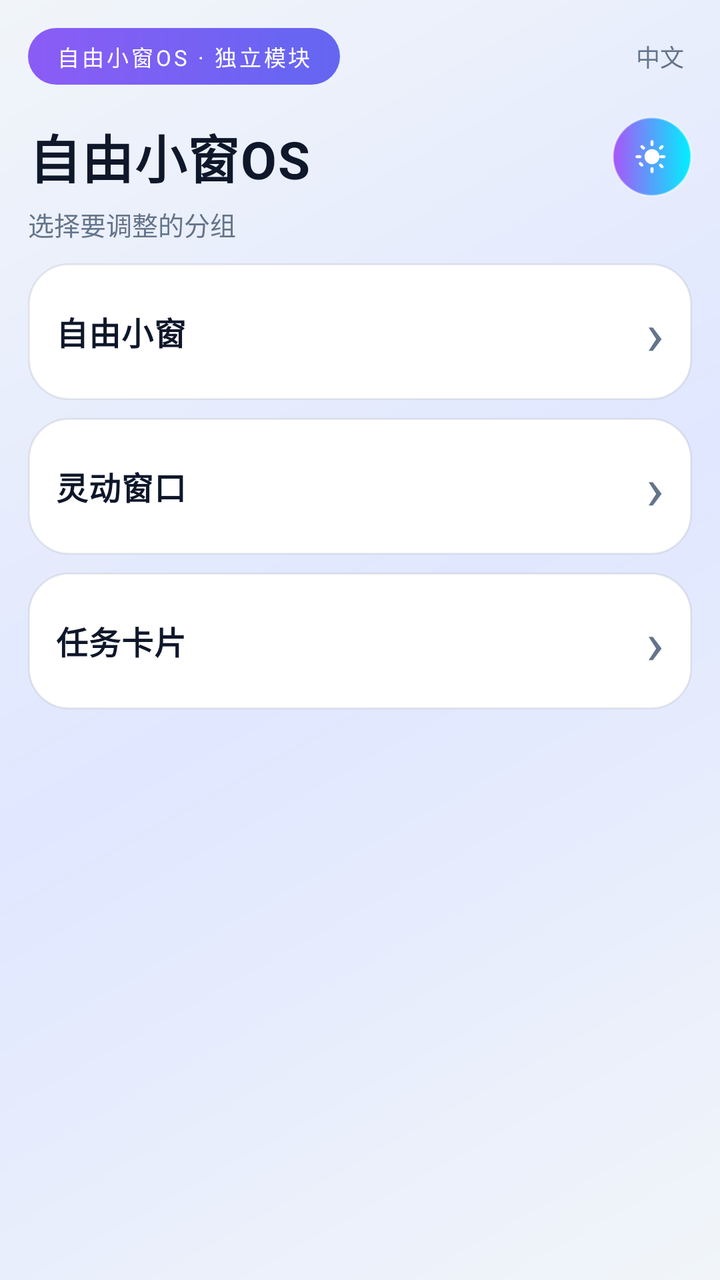
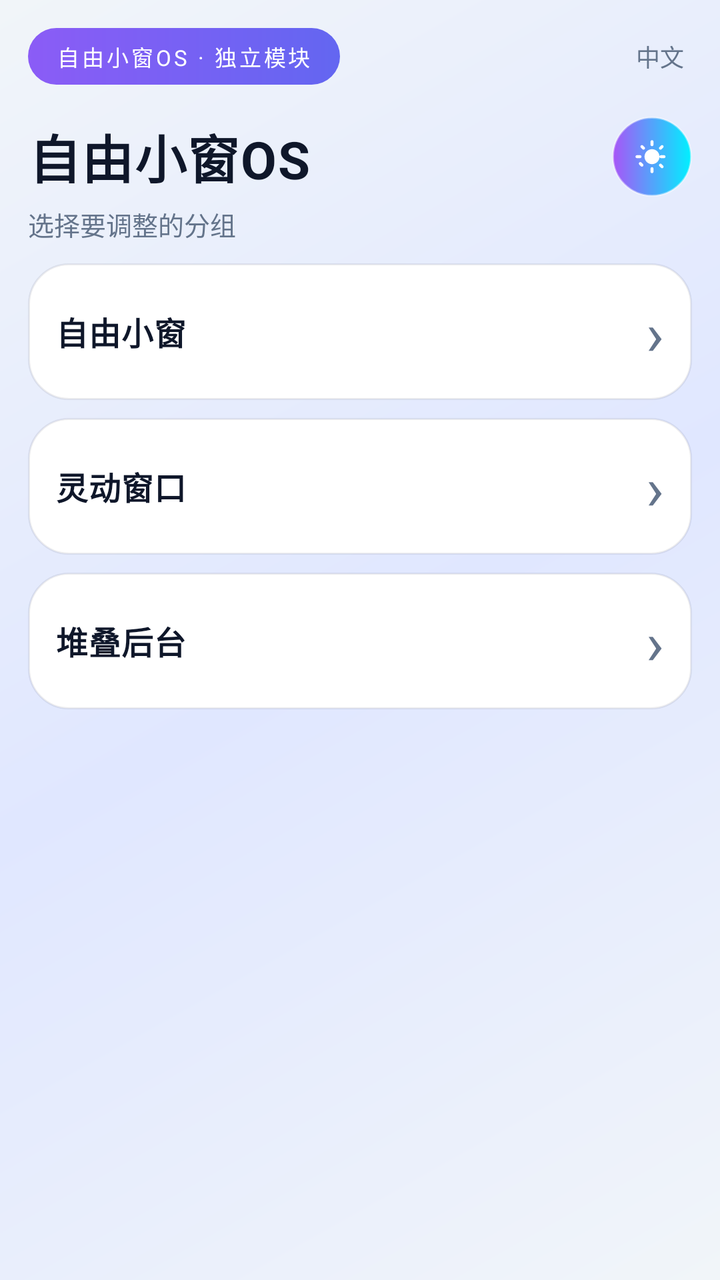

Compare the two renders of this Android layout. The source of the first and the diff that turns it into the second are given below.
<!-- AndroidManifest.xml: activity theme LightTheme -->
<!-- res/layout/activity_settings.xml -->
<?xml version="1.0" encoding="utf-8"?>
<LinearLayout xmlns:android="http://schemas.android.com/apk/res/android"
    android:id="@+id/root"
    android:layout_width="match_parent"
    android:layout_height="match_parent"
    android:background="?attr/fwBackground"
    android:orientation="vertical"
    android:padding="14dp">

    
    <LinearLayout
        android:layout_width="match_parent"
        android:layout_height="wrap_content"
        android:gravity="center_vertical"
        android:orientation="horizontal">

        <TextView
            android:layout_width="wrap_content"
            android:layout_height="wrap_content"
            android:background="?attr/fwPillBackground"
            android:letterSpacing="0.12"
            android:paddingLeft="14dp"
            android:paddingTop="6dp"
            android:paddingRight="14dp"
            android:paddingBottom="6dp"
            android:text="@string/settings_pill"
            android:textColor="@color/text_primary"
            android:textSize="11sp" />

        <Space
            android:layout_width="0dp"
            android:layout_height="1dp"
            android:layout_weight="1" />

        
        <TextView
            android:id="@+id/btn_lang"
            android:layout_width="wrap_content"
            android:layout_height="wrap_content"
            android:layout_marginStart="8dp"
            android:background="?android:attr/selectableItemBackgroundBorderless"
            android:clickable="true"
            android:focusable="true"
            android:gravity="center"
            android:includeFontPadding="false"
            android:padding="4dp"
            android:text="@string/lang_switch_label"
            android:textColor="?attr/fwTextSecondary"
            android:textSize="12sp" />
    </LinearLayout>

    
    <LinearLayout
        android:layout_width="match_parent"
        android:layout_height="wrap_content"
        android:layout_marginTop="16dp"
        android:gravity="center_vertical"
        android:orientation="horizontal">

        <TextView
            android:layout_width="0dp"
            android:layout_height="wrap_content"
            android:layout_weight="1"
            android:letterSpacing="0.02"
            android:text="@string/settings_title"
            android:textColor="?attr/fwTextPrimary"
            android:textSize="26sp"
            android:textStyle="bold" />

        <LinearLayout
            android:id="@+id/btnTheme"
            android:layout_width="40dp"
            android:layout_height="40dp"
            android:layout_marginStart="12dp"
            android:background="@drawable/btn_theme_bg"
            android:clickable="true"
            android:elevation="6dp"
            android:focusable="true"
            android:gravity="center"
            android:orientation="horizontal">

            <ImageView
                android:id="@+id/ivThemeIcon"
                android:layout_width="18dp"
                android:layout_height="18dp"
                android:contentDescription="theme"
                android:src="@drawable/ic_theme_sun" />
        </LinearLayout>
    </LinearLayout>

    
    <TextView
        android:layout_width="wrap_content"
        android:layout_height="wrap_content"
        android:layout_marginTop="4dp"
        android:text="@string/settings_subtitle"
        android:textColor="?attr/fwTextSecondary"
        android:textSize="13sp" />

    
    <ScrollView
        android:id="@+id/scroll"
        android:layout_width="match_parent"
        android:layout_height="0dp"
        android:layout_marginTop="10dp"
        android:layout_weight="1"
        android:clipToPadding="false"
        android:overScrollMode="never"
        android:scrollbars="none">

        <LinearLayout
            android:layout_width="match_parent"
            android:layout_height="wrap_content"
            android:orientation="vertical">

            
            <LinearLayout
                android:id="@+id/header_free_window"
                android:layout_width="match_parent"
                android:layout_height="wrap_content"
                android:background="?attr/fwCardBackground"
                android:clickable="true"
                android:focusable="true"
                android:gravity="center_vertical"
                android:orientation="horizontal"
                android:padding="14dp">

                <TextView
                    android:layout_width="0dp"
                    android:layout_height="wrap_content"
                    android:layout_weight="1"
                    android:letterSpacing="0.02"
                    android:text="@string/group_free_window"
                    android:textColor="?attr/fwTextPrimary"
                    android:textSize="16sp"
                    android:textStyle="bold" />

                <TextView
                    android:id="@+id/arrow_free_window"
                    android:layout_width="wrap_content"
                    android:layout_height="wrap_content"
                    android:layout_marginStart="12dp"
                    android:text="›"
                    android:textColor="?attr/fwTextSecondary"
                    android:textSize="30sp" />
            </LinearLayout>

            <LinearLayout
                android:id="@+id/items_free_window"
                android:layout_width="match_parent"
                android:layout_height="wrap_content"
                android:layout_marginStart="12dp"
                android:orientation="vertical"
                android:visibility="gone">

                <LinearLayout
                    android:layout_width="match_parent"
                    android:layout_height="wrap_content"
                    android:layout_marginTop="9dp"
                    android:background="?attr/fwCardBackground"
                    android:gravity="center_vertical"
                    android:orientation="horizontal"
                    android:padding="14dp">

                    <LinearLayout
                        android:layout_width="0dp"
                        android:layout_height="wrap_content"
                        android:layout_weight="1"
                        android:orientation="vertical">

                        <TextView
                            android:layout_width="wrap_content"
                            android:layout_height="wrap_content"
                            android:text="@string/item_hide_bottom_bar"
                            android:textColor="?attr/fwTextPrimary"
                            android:textSize="14sp"
                            android:textStyle="bold" />


                    </LinearLayout>

                    <Switch
                        android:id="@+id/switch_bottom_bar"
                        android:layout_width="wrap_content"
                        android:layout_height="wrap_content"
                        android:layout_marginStart="16dp" />
                </LinearLayout>

                <LinearLayout
                    android:layout_width="match_parent"
                    android:layout_height="wrap_content"
                    android:layout_marginTop="9dp"
                    android:background="?attr/fwCardBackground"
                    android:gravity="center_vertical"
                    android:orientation="horizontal"
                    android:padding="14dp">

                    <LinearLayout
                        android:layout_width="0dp"
                        android:layout_height="wrap_content"
                        android:layout_weight="1"
                        android:orientation="vertical">

                        <TextView
                            android:layout_width="wrap_content"
                            android:layout_height="wrap_content"
                            android:text="@string/item_hide_three_dot"
                            android:textColor="?attr/fwTextPrimary"
                            android:textSize="14sp"
                            android:textStyle="bold" />


                    </LinearLayout>

                    <Switch
                        android:id="@+id/switch_three_dot"
                        android:layout_width="wrap_content"
                        android:layout_height="wrap_content"
                        android:layout_marginStart="16dp" />
                </LinearLayout>

                <LinearLayout
                    android:layout_width="match_parent"
                    android:layout_height="wrap_content"
                    android:layout_marginTop="9dp"
                    android:background="?attr/fwCardBackground"
                    android:gravity="center_vertical"
                    android:orientation="horizontal"
                    android:padding="14dp">

                    <LinearLayout
                        android:layout_width="0dp"
                        android:layout_height="wrap_content"
                        android:layout_weight="1"
                        android:orientation="vertical">

                        <TextView
                            android:layout_width="wrap_content"
                            android:layout_height="wrap_content"
                            android:text="@string/item_first_drag_dock"
                            android:textColor="?attr/fwTextPrimary"
                            android:textSize="14sp"
                            android:textStyle="bold" />

                        
                    </LinearLayout>

                    <Switch
                        android:id="@+id/switch_first_drag"
                        android:layout_width="wrap_content"
                        android:layout_height="wrap_content"
                        android:layout_marginStart="16dp" />
                </LinearLayout>
            </LinearLayout>

            
            <LinearLayout
                android:id="@+id/header_background"
                android:layout_width="match_parent"
                android:layout_height="wrap_content"
                android:layout_marginTop="9dp"
                android:background="?attr/fwCardBackground"
                android:clickable="true"
                android:focusable="true"
                android:gravity="center_vertical"
                android:orientation="horizontal"
                android:padding="14dp">

                <TextView
                    android:layout_width="0dp"
                    android:layout_height="wrap_content"
                    android:layout_weight="1"
                    android:letterSpacing="0.02"
                    android:text="@string/group_lively"
                    android:textColor="?attr/fwTextPrimary"
                    android:textSize="16sp"
                    android:textStyle="bold" />

                <TextView
                    android:id="@+id/arrow_background"
                    android:layout_width="wrap_content"
                    android:layout_height="wrap_content"
                    android:layout_marginStart="12dp"
                    android:text="›"
                    android:textColor="?attr/fwTextSecondary"
                    android:textSize="30sp" />
            </LinearLayout>

            <LinearLayout
                android:id="@+id/items_background"
                android:layout_width="match_parent"
                android:layout_height="wrap_content"
                android:layout_marginStart="12dp"
                android:orientation="vertical"
                android:visibility="gone">

                <LinearLayout
                    android:layout_width="match_parent"
                    android:layout_height="wrap_content"
                    android:layout_marginTop="9dp"
                    android:background="?attr/fwCardBackground"
                    android:gravity="center_vertical"
                    android:orientation="horizontal"
                    android:padding="14dp">

                    <LinearLayout
                        android:layout_width="0dp"
                        android:layout_height="wrap_content"
                        android:layout_weight="1"
                        android:orientation="vertical">

                        <TextView
                            android:layout_width="wrap_content"
                            android:layout_height="wrap_content"
                            android:text="@string/item_unlock_count"
                            android:textColor="?attr/fwTextPrimary"
                            android:textSize="14sp"
                            android:textStyle="bold" />

                    </LinearLayout>

                    <Switch
                        android:id="@+id/switch_lively_count"
                        android:layout_width="wrap_content"
                        android:layout_height="wrap_content"
                        android:layout_marginStart="16dp" />
                </LinearLayout>

                <LinearLayout
                    android:layout_width="match_parent"
                    android:layout_height="wrap_content"
                    android:layout_marginTop="9dp"
                    android:background="?attr/fwCardBackground"
                    android:orientation="vertical"
                    android:padding="14dp">

                    <LinearLayout
                        android:layout_width="match_parent"
                        android:layout_height="wrap_content"
                        android:gravity="center_vertical"
                        android:orientation="horizontal">

                        <TextView
                            android:layout_width="0dp"
                            android:layout_height="wrap_content"
                            android:layout_weight="1"
                            android:text="@string/item_lively_hours"
                            android:textColor="?attr/fwTextPrimary"
                            android:textSize="14sp"
                            android:textStyle="bold" />

                        <TextView
                            android:id="@+id/tv_lively_value"
                            android:layout_width="wrap_content"
                            android:layout_height="wrap_content"
                            android:layout_marginStart="12dp"
                            android:text="@string/lively_hours_1"
                            android:textColor="@color/accent_1"
                            android:textSize="14sp"
                            android:textStyle="bold" />
                    </LinearLayout>


                    <SeekBar
                        android:id="@+id/seek_lively_hours"
                        android:layout_width="match_parent"
                        android:layout_height="wrap_content"
                        android:layout_marginTop="10dp"
                        android:max="5" />

                </LinearLayout>
            </LinearLayout>

            
            <LinearLayout
                android:id="@+id/header_task_card"
                android:layout_width="match_parent"
                android:layout_height="wrap_content"
                android:layout_marginTop="9dp"
                android:background="?attr/fwCardBackground"
                android:clickable="true"
                android:focusable="true"
                android:gravity="center_vertical"
                android:orientation="horizontal"
                android:padding="14dp">

                <TextView
                    android:layout_width="0dp"
                    android:layout_height="wrap_content"
                    android:layout_weight="1"
                    android:letterSpacing="0.02"
                    android:text="@string/group_task_card"
                    android:textColor="?attr/fwTextPrimary"
                    android:textSize="16sp"
                    android:textStyle="bold" />

                <TextView
                    android:id="@+id/arrow_task_card"
                    android:layout_width="wrap_content"
                    android:layout_height="wrap_content"
                    android:layout_marginStart="12dp"
                    android:text="›"
                    android:textColor="?attr/fwTextSecondary"
                    android:textSize="30sp" />
            </LinearLayout>

            <LinearLayout
                android:id="@+id/items_task_card"
                android:layout_width="match_parent"
                android:layout_height="wrap_content"
                android:layout_marginStart="12dp"
                android:orientation="vertical"
                android:visibility="gone">

                <LinearLayout
                    android:layout_width="match_parent"
                    android:layout_height="wrap_content"
                    android:layout_marginTop="9dp"
                    android:background="?attr/fwCardBackground"
                    android:gravity="center_vertical"
                    android:orientation="horizontal"
                    android:padding="14dp">

                    <LinearLayout
                        android:layout_width="0dp"
                        android:layout_height="wrap_content"
                        android:layout_weight="1"
                        android:orientation="vertical">

                        <TextView
                            android:layout_width="wrap_content"
                            android:layout_height="wrap_content"
                            android:text="@string/item_cover_full"
                            android:textColor="?attr/fwTextPrimary"
                            android:textSize="14sp"
                            android:textStyle="bold" />

                    </LinearLayout>

                    <Switch
                        android:id="@+id/switch_card_cover"
                        android:layout_width="wrap_content"
                        android:layout_height="wrap_content"
                        android:layout_marginStart="16dp" />
                </LinearLayout>

                
                <LinearLayout
                    android:id="@+id/row_app_customize"
                    android:layout_width="match_parent"
                    android:layout_height="wrap_content"
                    android:layout_marginTop="9dp"
                    android:background="?attr/fwCardBackground"
                    android:clickable="true"
                    android:focusable="true"
                    android:gravity="center_vertical"
                    android:orientation="horizontal"
                    android:padding="14dp">

                    <LinearLayout
                        android:layout_width="0dp"
                        android:layout_height="wrap_content"
                        android:layout_weight="1"
                        android:orientation="vertical">

                        <TextView
                            android:layout_width="wrap_content"
                            android:layout_height="wrap_content"
                            android:text="@string/item_app_customize"
                            android:textColor="?attr/fwTextPrimary"
                            android:textSize="14sp"
                            android:textStyle="bold" />

                    </LinearLayout>

                    <TextView
                        android:layout_width="wrap_content"
                        android:layout_height="wrap_content"
                        android:layout_marginStart="12dp"
                        android:text="›"
                        android:textColor="?attr/fwTextSecondary"
                        android:textSize="24sp" />
                </LinearLayout>

            </LinearLayout>

        </LinearLayout>

    </ScrollView>

</LinearLayout>
<!-- resources referenced by this layout -->
<resources>
  <color name="accent_1">#8B5CF6</color>
  <color name="text_primary">#FFFFFF</color>
  <!-- drawable btn_theme_bg (drawable) -->
  <?xml version="1.0" encoding="utf-8"?>
  <ripple xmlns:android="http://schemas.android.com/apk/res/android"
      android:color="#33FFFFFF">
      <item>
          <shape android:shape="oval">
              <gradient
                  android:angle="0"
                  android:startColor="#A855F7"
                  android:endColor="#00F0FF"
                  android:type="linear" />
              <stroke
                  android:width="1dp"
                  android:color="#66FFFFFF" />
          </shape>
      </item>
  </ripple>
  <string name="group_free_window">自由小窗</string>
  <string name="group_lively">灵动窗口</string>
  <string name="group_task_card">任务卡片</string>
  <string name="item_app_customize">应用自定义</string>
  <string name="item_cover_full">封面铺满</string>
  <string name="item_first_drag_dock">首次拖动直达坞窗</string>
  <string name="item_hide_bottom_bar">隐藏窗口白条</string>
  <string name="item_hide_three_dot">隐藏三点菜单栏</string>
  <string name="item_lively_hours">后台运行时长</string>
  <string name="item_unlock_count">解除数量限制</string>
  <string name="lang_switch_label">中文</string>
  <string name="lively_hours_1">1 小时</string>
  <string name="settings_pill">自由小窗OS · 独立模块</string>
  <string name="settings_subtitle">选择要调整的分组</string>
  <string name="settings_title">自由小窗OS</string>
  <!-- drawable bg_gradient_light (drawable) -->
  <?xml version="1.0" encoding="utf-8"?>
  <shape xmlns:android="http://schemas.android.com/apk/res/android"
      android:shape="rectangle">
      <gradient
          android:angle="135"
          android:startColor="@color/light_bg_start"
          android:centerColor="@color/light_bg_mid"
          android:endColor="@color/light_bg_end"
          android:type="linear" />
  </shape>
  <color name="light_bg_start">#F1F5F9</color>
  <!-- drawable bg_card_light (drawable) -->
  <?xml version="1.0" encoding="utf-8"?>
  <shape xmlns:android="http://schemas.android.com/apk/res/android"
      android:shape="rectangle">
      <solid android:color="@color/light_card" />
      <corners android:radius="20dp" />
      <stroke
          android:width="1dp"
          android:color="@color/light_card_stroke" />
  </shape>
  <!-- drawable bg_pill (drawable) -->
  <?xml version="1.0" encoding="utf-8"?>
  <shape xmlns:android="http://schemas.android.com/apk/res/android"
      android:shape="rectangle">
      <gradient
          android:angle="0"
          android:startColor="@color/accent_1"
          android:endColor="@color/accent_2"
          android:type="linear" />
      <corners android:radius="999dp" />
  </shape>
  <color name="light_text_primary">#0F172A</color>
  <color name="light_text_secondary">#64748B</color>
  <color name="light_text_hint">#94A3B8</color>
  <!-- drawable bg_theme_chip_light (drawable) -->
  <?xml version="1.0" encoding="utf-8"?>
  <shape xmlns:android="http://schemas.android.com/apk/res/android"
      android:shape="rectangle">
      <solid android:color="#1A4F46E5" />
      <stroke
          android:width="1dp"
          android:color="#886366F1" />
      <corners android:radius="999dp" />
  </shape>
  <color name="light_bg_mid">#E0E7FF</color>
  <color name="light_bg_end">#F1F5F9</color>
  <color name="light_card">#FFFFFFFF</color>
  <color name="light_card_stroke">#140F172A</color>
  <color name="accent_2">#6366F1</color>
  <!-- unchanged entries left out for length: 2 -->
</resources>

<!-- the commit's change to res/layout/activity_settings.xml (unified diff, before → after) -->
@@ -219,38 +219,6 @@
                         android:layout_marginStart="16dp" />
                 </LinearLayout>
 
-                <LinearLayout
-                    android:layout_width="match_parent"
-                    android:layout_height="wrap_content"
-                    android:layout_marginTop="9dp"
-                    android:background="?attr/fwCardBackground"
-                    android:gravity="center_vertical"
-                    android:orientation="horizontal"
-                    android:padding="14dp">
-
-                    <LinearLayout
-                        android:layout_width="0dp"
-                        android:layout_height="wrap_content"
-                        android:layout_weight="1"
-                        android:orientation="vertical">
-
-                        <TextView
-                            android:layout_width="wrap_content"
-                            android:layout_height="wrap_content"
-                            android:text="@string/item_first_drag_dock"
-                            android:textColor="?attr/fwTextPrimary"
-                            android:textSize="14sp"
-                            android:textStyle="bold" />
-
-                        
-                    </LinearLayout>
-
-                    <Switch
-                        android:id="@+id/switch_first_drag"
-                        android:layout_width="wrap_content"
-                        android:layout_height="wrap_content"
-                        android:layout_marginStart="16dp" />
-                </LinearLayout>
             </LinearLayout>
 
             
@@ -294,6 +262,39 @@
                 android:orientation="vertical"
                 android:visibility="gone">
 
+                
+                <LinearLayout
+                    android:layout_width="match_parent"
+                    android:layout_height="wrap_content"
+                    android:layout_marginTop="9dp"
+                    android:background="?attr/fwCardBackground"
+                    android:gravity="center_vertical"
+                    android:orientation="horizontal"
+                    android:padding="14dp">
+
+                    <LinearLayout
+                        android:layout_width="0dp"
+                        android:layout_height="wrap_content"
+                        android:layout_weight="1"
+                        android:orientation="vertical">
+
+                        <TextView
+                            android:layout_width="wrap_content"
+                            android:layout_height="wrap_content"
+                            android:text="@string/item_first_drag_dock"
+                            android:textColor="?attr/fwTextPrimary"
+                            android:textSize="14sp"
+                            android:textStyle="bold" />
+
+                    </LinearLayout>
+
+                    <Switch
+                        android:id="@+id/switch_first_drag"
+                        android:layout_width="wrap_content"
+                        android:layout_height="wrap_content"
+                        android:layout_marginStart="16dp" />
+                </LinearLayout>
+
                 <LinearLayout
                     android:layout_width="match_parent"
                     android:layout_height="wrap_content"
<!-- resource entries referenced after the edit -->
@@ -21,9 +21,9 @@
   </ripple>
   <string name="group_free_window">自由小窗</string>
   <string name="group_lively">灵动窗口</string>
-  <string name="group_task_card">任务卡片</string>
+  <string name="group_task_card">堆叠后台</string>
   <string name="item_app_customize">应用自定义</string>
-  <string name="item_cover_full">封面铺满</string>
+  <string name="item_cover_full">关闭自由小窗后台卡片铺满</string>
   <string name="item_first_drag_dock">首次拖动直达坞窗</string>
   <string name="item_hide_bottom_bar">隐藏窗口白条</string>
   <string name="item_hide_three_dot">隐藏三点菜单栏</string>
